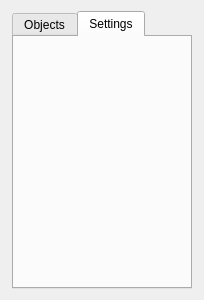
This is src/SceneWindow.ui in BeepBoop486/GameMaker9 as Qt 5 draws it before an edit. The edited form follows.
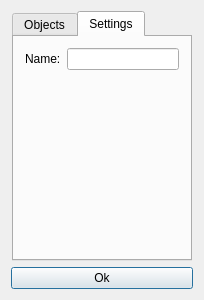
This is the edited form. The open tabs and pages were chosen to show the change.

```diff
--- a/src/SceneWindow.ui
+++ b/src/SceneWindow.ui
@@ -28,7 +28,7 @@
   <property name="locale">
    <locale language="English" country="UnitedStates"/>
   </property>
-  <layout class="QHBoxLayout" name="horizontalLayout_3">
+  <layout class="QVBoxLayout" name="verticalLayout_2">
    <item>
     <layout class="QHBoxLayout" name="horizontalLayout">
      <item>
@@ -59,11 +59,47 @@
         <attribute name="title">
          <string>Settings</string>
         </attribute>
+        <layout class="QVBoxLayout" name="verticalLayout">
+         <item>
+          <layout class="QHBoxLayout" name="horizontalLayout_3">
+           <item>
+            <widget class="QLabel" name="nameLabel">
+             <property name="text">
+              <string>Name:</string>
+             </property>
+            </widget>
+           </item>
+           <item>
+            <widget class="QLineEdit" name="nameEdit"/>
+           </item>
+          </layout>
+         </item>
+         <item>
+          <spacer name="verticalSpacer">
+           <property name="orientation">
+            <enum>Qt::Vertical</enum>
+           </property>
+           <property name="sizeHint" stdset="0">
+            <size>
+             <width>20</width>
+             <height>40</height>
+            </size>
+           </property>
+          </spacer>
+         </item>
+        </layout>
        </widget>
       </widget>
      </item>
     </layout>
    </item>
+   <item>
+    <widget class="QPushButton" name="okButton">
+     <property name="text">
+      <string>Ok</string>
+     </property>
+    </widget>
+   </item>
   </layout>
   <widget class="QToolBar" name="mainToolBar">
    <property name="geometry">
```
Left out of the diff: 6 changed lines with no effect on the pictures.
